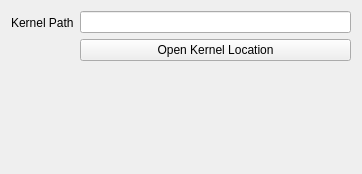
This is ui/SettingsWidget.ui in Qv2ray/QvPlugin-NaiveProxy as Qt 5 draws it before an edit. The edited form follows.
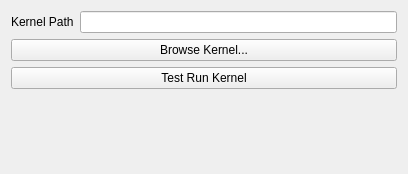
This is the edited form.

Commit message: optimize? user interface

Diff of the .ui file:
```diff
--- a/ui/SettingsWidget.ui
+++ b/ui/SettingsWidget.ui
@@ -6,7 +6,7 @@
    <rect>
     <x>0</x>
     <y>0</y>
-    <width>362</width>
+    <width>408</width>
     <height>174</height>
    </rect>
   </property>
@@ -14,26 +14,38 @@
    <string>Form</string>
   </property>
   <layout class="QFormLayout" name="formLayout">
+   <property name="fieldGrowthPolicy">
+    <enum>QFormLayout::AllNonFixedFieldsGrow</enum>
+   </property>
    <item row="0" column="0">
     <widget class="QLabel" name="label">
      <property name="text">
       <string>Kernel Path</string>
      </property>
+     <property name="textFormat">
+      <enum>Qt::PlainText</enum>
+     </property>
     </widget>
    </item>
    <item row="0" column="1">
-    <layout class="QVBoxLayout" name="verticalLayout">
-     <item>
-      <widget class="QLineEdit" name="lineEdit"/>
-     </item>
-     <item>
-      <widget class="QPushButton" name="pushButton">
+    <widget class="QLineEdit" name="textKernelPath"/>
+   </item>
+   <item row="3" column="0">
+    <layout class="QVBoxLayout" name="verticalLayout"/>
+   </item>
+   <item row="1" column="0" colspan="2">
+    <widget class="QPushButton" name="buttonBrowseKernel">
        <property name="text">
-        <string>Open Kernel Location</string>
+      <string>Browse Kernel...</string>
        </property>
       </widget>
      </item>
-    </layout>
+   <item row="2" column="0" colspan="2">
+    <widget class="QPushButton" name="buttonTestKernel">
+     <property name="text">
+      <string>Test Run Kernel</string>
+     </property>
+    </widget>
    </item>
   </layout>
  </widget>
```
Left out of the diff: 2 changed lines with no effect on the pictures. Lines whose indentation alone changed are shown as unchanged. The commit also changes 5 other files.
